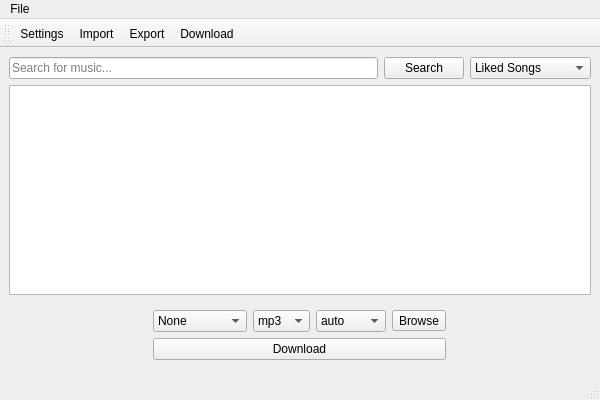
Old version of the form spotdl_gui/views/mainwindow.ui in the repository nozwock/spotdl_gui.
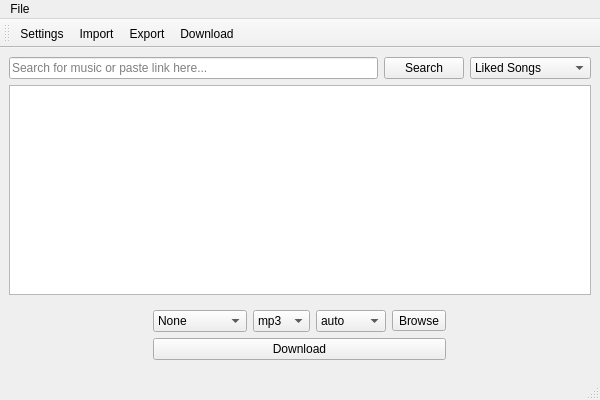
New version of the form. Icons and pictures are not drawn.

```diff
--- a/spotdl_gui/views/mainwindow.ui
+++ b/spotdl_gui/views/mainwindow.ui
@@ -31,7 +31,7 @@
            <string/>
           </property>
           <property name="placeholderText">
-           <string>Search for music...</string>
+           <string>Search for music or paste link here...</string>
           </property>
          </widget>
         </item>
```
Left out of the diff: 10 changed lines with no effect on the pictures.
